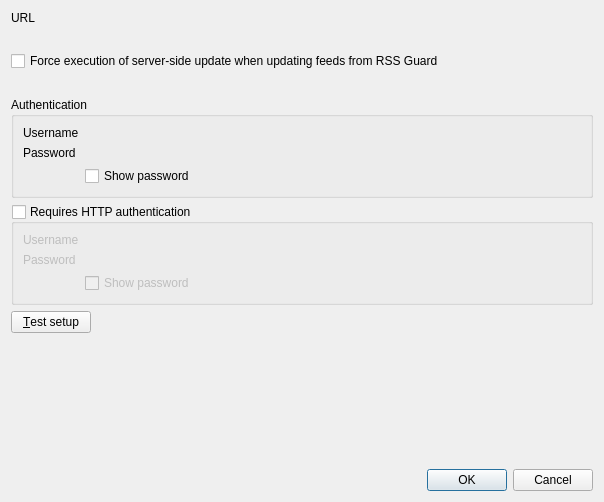
The window that src/librssguard/services/tt-rss/gui/formeditttrssaccount.ui (martinrotter/rssguard) describes before a commit, drawn with Qt 5.
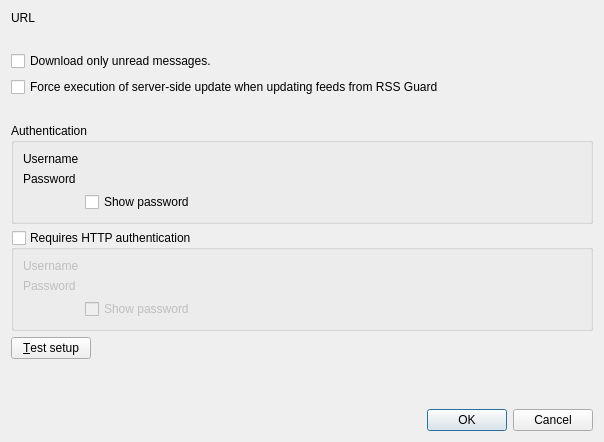
The same window after the commit. Custom widgets are drawn as their Qt base class.

```diff
--- a/src/librssguard/services/tt-rss/gui/formeditttrssaccount.ui
+++ b/src/librssguard/services/tt-rss/gui/formeditttrssaccount.ui
@@ -7,7 +7,7 @@
     <x>0</x>
     <y>0</y>
     <width>604</width>
-    <height>502</height>
+    <height>442</height>
    </rect>
   </property>
   <property name="windowTitle">
@@ -16,24 +16,14 @@
   <layout class="QVBoxLayout" name="verticalLayout">
    <item>
     <layout class="QFormLayout" name="formLayout">
-     <item row="0" column="0" colspan="2">
-      <layout class="QHBoxLayout" name="horizontalLayout">
-       <item>
-        <widget class="QLabel" name="m_lblTitle">
-         <property name="text">
-          <string>URL</string>
-         </property>
-         <property name="buddy">
-          <cstring>m_txtUrl</cstring>
-         </property>
-        </widget>
-       </item>
-       <item>
-        <widget class="LineEditWithStatus" name="m_txtUrl" native="true"/>
-       </item>
-      </layout>
+     <item row="7" column="0">
+      <widget class="QPushButton" name="m_btnTestSetup">
+       <property name="text">
+        <string>&amp;Test setup</string>
+       </property>
+      </widget>
      </item>
-     <item row="4" column="0" colspan="2">
+     <item row="5" column="0" colspan="2">
       <widget class="QGroupBox" name="m_gbAuthentication">
        <property name="toolTip">
         <string>Some feeds require authentication, including GMail feeds. BASIC, NTLM-2 and DIGEST-MD5 authentication schemes are supported.</string>
@@ -84,7 +74,7 @@
        </layout>
       </widget>
      </item>
-     <item row="5" column="0" colspan="2">
+     <item row="6" column="0" colspan="2">
       <widget class="QGroupBox" name="m_gbHttpAuthentication">
        <property name="toolTip">
         <string>Some feeds require authentication, including GMail feeds. BASIC, NTLM-2 and DIGEST-MD5 authentication schemes are supported.</string>
@@ -138,14 +128,55 @@
        </layout>
       </widget>
      </item>
-     <item row="6" column="0">
-      <widget class="QPushButton" name="m_btnTestSetup">
+     <item row="0" column="0" colspan="2">
+      <layout class="QHBoxLayout" name="horizontalLayout">
+       <item>
+        <widget class="QLabel" name="m_lblTitle">
+         <property name="text">
+          <string>URL</string>
+         </property>
+         <property name="buddy">
+          <cstring>m_txtUrl</cstring>
+         </property>
+        </widget>
+       </item>
+       <item>
+        <widget class="LineEditWithStatus" name="m_txtUrl" native="true"/>
+       </item>
+      </layout>
+     </item>
+     <item row="1" column="0" colspan="2">
+      <widget class="QLabel" name="m_lblDescription">
        <property name="text">
-        <string>&amp;Test setup</string>
+        <string/>
        </property>
       </widget>
      </item>
-     <item row="6" column="1">
+     <item row="4" column="0" colspan="2">
+      <widget class="QLabel" name="m_lblServerSideUpdateInformation">
+       <property name="text">
+        <string/>
+       </property>
+       <property name="wordWrap">
+        <bool>true</bool>
+       </property>
+      </widget>
+     </item>
+     <item row="3" column="0" colspan="2">
+      <widget class="QCheckBox" name="m_checkServerSideUpdate">
+       <property name="text">
+        <string>Force execution of server-side update when updating feeds from RSS Guard</string>
+       </property>
+      </widget>
+     </item>
+     <item row="2" column="0" colspan="2">
+      <widget class="QCheckBox" name="m_checkDownloadOnlyUnreadMessages">
+       <property name="text">
+        <string>Download only unread messages.</string>
+       </property>
+      </widget>
+     </item>
+     <item row="7" column="1">
       <widget class="LabelWithStatus" name="m_lblTestResult" native="true">
        <property name="sizePolicy">
         <sizepolicy hsizetype="Expanding" vsizetype="Preferred">
@@ -158,35 +189,21 @@
        </property>
       </widget>
      </item>
-     <item row="2" column="0" colspan="2">
-      <widget class="QCheckBox" name="m_checkServerSideUpdate">
-       <property name="text">
-        <string>Force execution of server-side update when updating feeds from RSS Guard</string>
-       </property>
-      </widget>
-     </item>
-     <item row="1" column="0" colspan="2">
-      <widget class="QLabel" name="m_lblDescription">
-       <property name="text">
-        <string/>
-       </property>
-       <property name="wordWrap">
-        <bool>true</bool>
-       </property>
-      </widget>
-     </item>
-     <item row="3" column="0" colspan="2">
-      <widget class="QLabel" name="m_lblServerSideUpdateInformation">
-       <property name="text">
-        <string/>
-       </property>
-       <property name="wordWrap">
-        <bool>true</bool>
-       </property>
-      </widget>
-     </item>
     </layout>
    </item>
+   <item>
+    <spacer name="verticalSpacer">
+     <property name="orientation">
+      <enum>Qt::Vertical</enum>
+     </property>
+     <property name="sizeHint" stdset="0">
+      <size>
+       <width>20</width>
+       <height>68</height>
+      </size>
+     </property>
+    </spacer>
+   </item>
    <item>
     <widget class="QDialogButtonBox" name="m_buttonBox">
      <property name="orientation">
```
Left out of the diff: 15 changed lines with no effect on the pictures.
